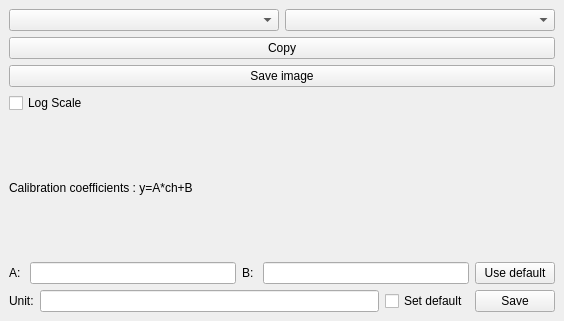
First picture: the form in qgisSpectre_dockwidget_base.ui, repository sickel/qgisSpectre, before the edit.
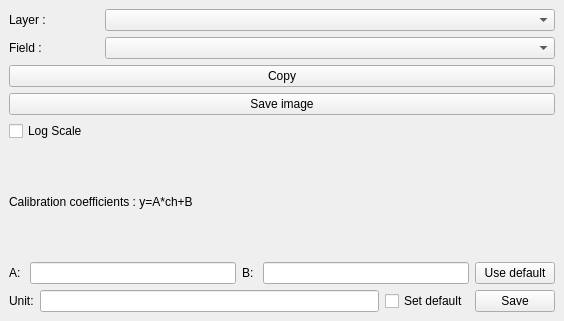
Second picture: the form after the edit. Custom widgets are drawn as their Qt base class.

Commit message: Better peak detection

```diff
--- a/qgisSpectre_dockwidget_base.ui
+++ b/qgisSpectre_dockwidget_base.ui
@@ -20,21 +20,45 @@
      <verstretch>0</verstretch>
     </sizepolicy>
    </property>
-   <layout class="QGridLayout" name="gridLayout">
-    <item row="1" column="0">
-     <layout class="QHBoxLayout" name="horizontalLayout">
+     <layout class="QHBoxLayout" name="hlMain" stretch="1,5">
+         <item>
+       <layout class="QVBoxLayout" name="verticalLayout">
+         <item>
+     <layout class="QHBoxLayout" name="hlMain" stretch="1,5">
+        
+           
+           <item>
+            <widget class="QLabel" name="label">
+            <property name="text">
+                <string>Layer : </string>
+            </property>
+            </widget>
+    
+        </item>
+    
       <item>
        <widget class="QgsMapLayerComboBox" name="qgLayer"/>
       </item>
+    </layout>
+</item>  
       <item>
+       <layout class="QHBoxLayout" name="hlMain" stretch="1,5">
+        
+           
+           <item>
+            <widget class="QLabel" name="label">
+            <property name="text">
+                <string>Field : </string>
+            </property>
+            </widget>
+    
+        </item>
+        <item> 
        <widget class="QgsFieldComboBox" name="qgField"/>
       </item>
      </layout>
-    </item>
-    <item row="2" column="0">
-     <layout class="QHBoxLayout" name="hlMain">
-      <item>
-       <layout class="QVBoxLayout" name="verticalLayout">
+</item>  
+     
         <item>
          <widget class="QPushButton" name="pBCopy">
           <property name="text">
@@ -130,8 +154,6 @@
          </widget>
         </item>
         
-        </layout>
-        </item>
        </layout>
       </item>
      </layout>
```
Lines whose indentation alone changed are shown as unchanged. The commit also changes 2 other files.
